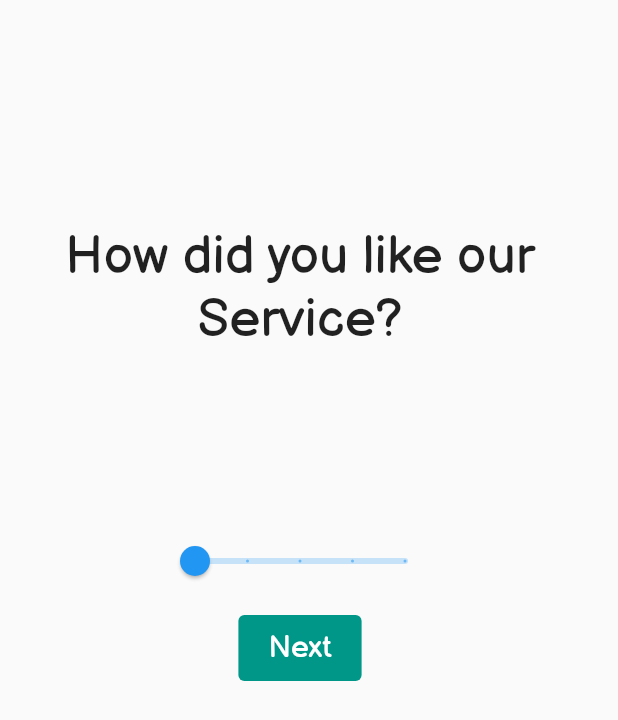
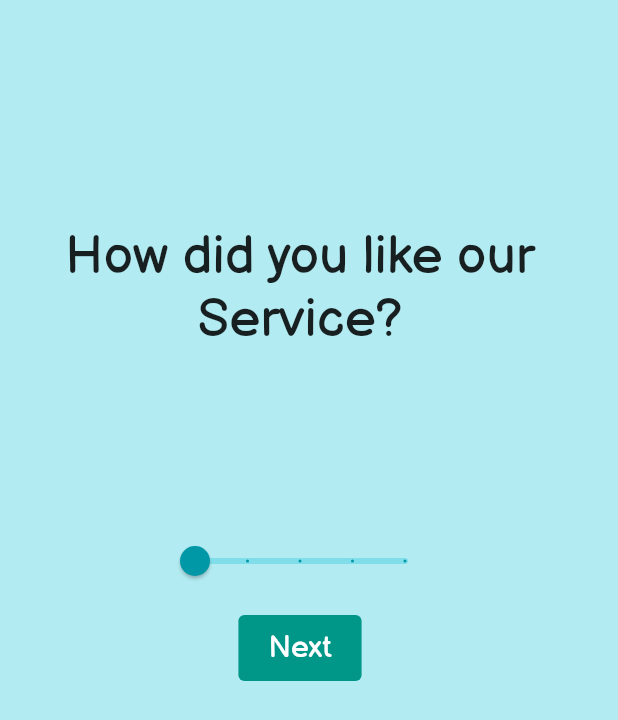
Before and after one commit to naman05002/feedback.app, a Flutter app: the screen it shows after launch, on a phone screen of 412 x 824 dp. Shown: the top 720 px of the screen. Run offline on Flutter 3.47's test engine with Material 2 defaults, Android fonts, the phone set to English and light mode, and no system bars.

Commit message:
final commit

```diff
--- a/lib/main.dart
+++ b/lib/main.dart
@@ -42,6 +42,7 @@ class _MyAppState extends State<MyApp> {
     return MaterialApp(
       theme: ThemeData(fontFamily: 'BalsamiqSans'),
       home: Scaffold(
+          backgroundColor: Colors.cyan.shade100,
           body: index < 5
               ? Quiz(answerQuestion, questions, index)
               : Center(
--- a/lib/question.dart
+++ b/lib/question.dart
@@ -12,9 +12,7 @@ class Question extends StatelessWidget {
       child: Text(
         questionText,
         textAlign: TextAlign.center,
-        style: TextStyle(
-          fontSize: 35,
-        ),
+        style: TextStyle(fontSize: 35, fontWeight: FontWeight.w500),
       ),
     );
   }
--- a/lib/slider_response.dart
+++ b/lib/slider_response.dart
@@ -39,6 +39,8 @@ class _AnswerState extends State<Answer> {
           max: 5,
           divisions: 4,
           label: sliderLabel[value - 1],
+          activeColor: Colors.cyan[700],
+          inactiveColor: Colors.cyan[200],
         )
       ],
     );
```
Also changed, not shown: lib/result.dart (+14 -7 lines).
